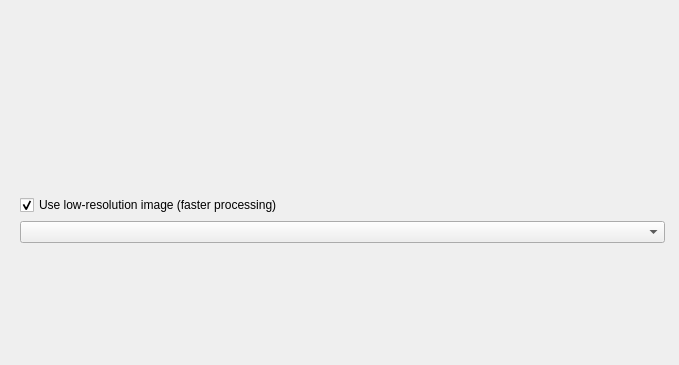
This is iris/resources/tiling_method.ui in The-Thomas-Lab-UCL/orm-iris as Qt 5 draws it before an edit; both pictures show x 0 to 679 and y 0 to 365 of the 679 by 656 pixel window. The edited form follows.
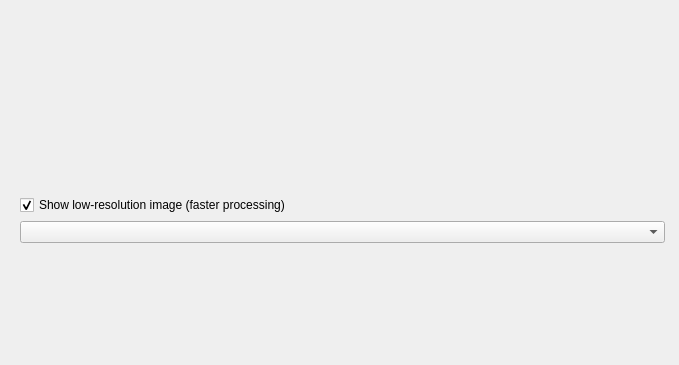
This is the edited form.

```diff
--- a/iris/resources/tiling_method.ui
+++ b/iris/resources/tiling_method.ui
@@ -33,7 +33,7 @@
         <item>
          <widget class="QCheckBox" name="chk_lres">
           <property name="text">
-           <string>Use low-resolution image (faster processing)</string>
+           <string>Show low-resolution image (faster processing)</string>
           </property>
           <property name="checked">
            <bool>true</bool>
```
Left out of the diff: 5 changed lines with no effect on the pictures.
